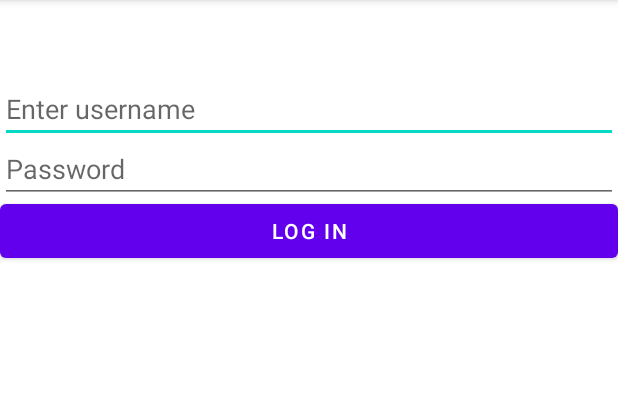
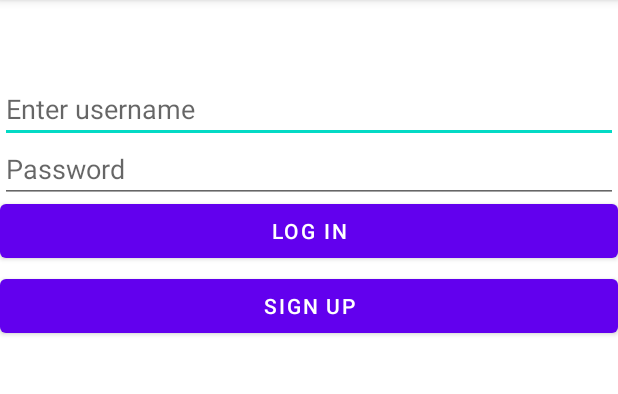
Before and after one commit to jamypurfic/Jamstagram, an Android app: the screen it shows after launch (LoginActivity), on a phone screen of 412 x 824 dp, the part 84-478 px from its top. Run offline under Robolectric (Android 15) with nearby library versions, the phone set to English and light mode, and no system bars; libraries missing offline, so code that uses them is left out: com.parse; 2 statements that could not run were skipped.

Commit message:
User can sign up

```diff
--- a/app/src/main/java/com/codepathjamesonf/jamstagram/ParseApplication.java
+++ b/app/src/main/java/com/codepathjamesonf/jamstagram/ParseApplication.java
@@ -4,10 +4,24 @@ import android.app.Application;
 
 import com.parse.Parse;
 
+import okhttp3.OkHttpClient;
+import okhttp3.logging.HttpLoggingInterceptor;
+
 public class ParseApplication extends Application {
     @Override
     public void onCreate() {
         super.onCreate();
+
+        // Use for monitoring Parse OkHttp traffic
+        // Can be Level.BASIC, Level.HEADERS, or Level.BODY
+        // See https://square.github.io/okhttp/3.x/logging-interceptor/ to see the options.
+        OkHttpClient.Builder builder = new OkHttpClient.Builder();
+        HttpLoggingInterceptor httpLoggingInterceptor = new HttpLoggingInterceptor();
+        httpLoggingInterceptor.setLevel(HttpLoggingInterceptor.Level.BODY);
+        builder.networkInterceptors().add(httpLoggingInterceptor);
+
+        // set applicationId, and server server based on the values in the back4app settings.
+        // any network interceptors must be added with the Configuration Builder given this syntax
 
         Parse.initialize(new Parse.Configuration.Builder(this)
                 .applicationId("Z0M85piXB2KVD9EM3Bvvpjah2bvSKsVMF1rN6FLL")
--- a/app/src/main/res/layout/activity_login.xml
+++ b/app/src/main/res/layout/activity_login.xml
@@ -28,6 +28,13 @@
         android:layout_marginTop="130dp"
         android:text="Log in"/>
 
+    <Button
+        android:layout_width="match_parent"
+        android:layout_height="wrap_content"
+        android:id="@+id/btnSignup"
+        android:layout_marginTop="180dp"
+        android:text="Sign up"/>
+
 
 
 </RelativeLayout>
```
Also changed, not shown: app/src/main/java/com/codepathjamesonf/jamstagram/LoginActivity.java (+42 -1 lines).
